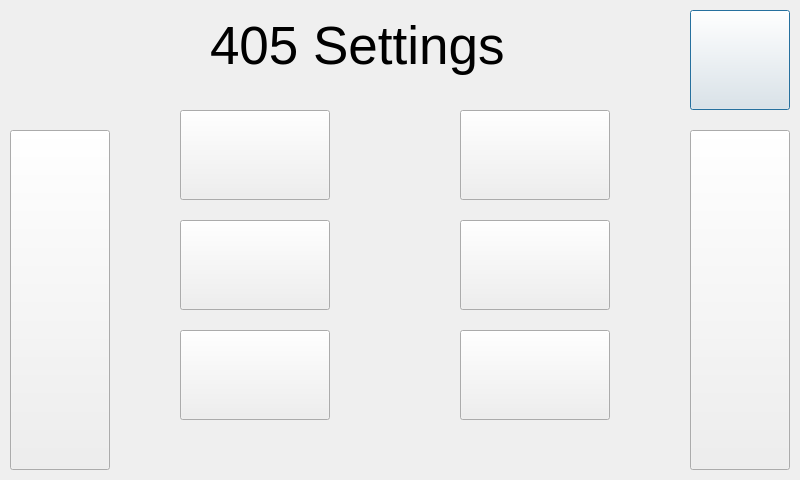
Qt form Settings/405Settings/settings405.ui (kopalatommy/AQSync_UI) before a commit.
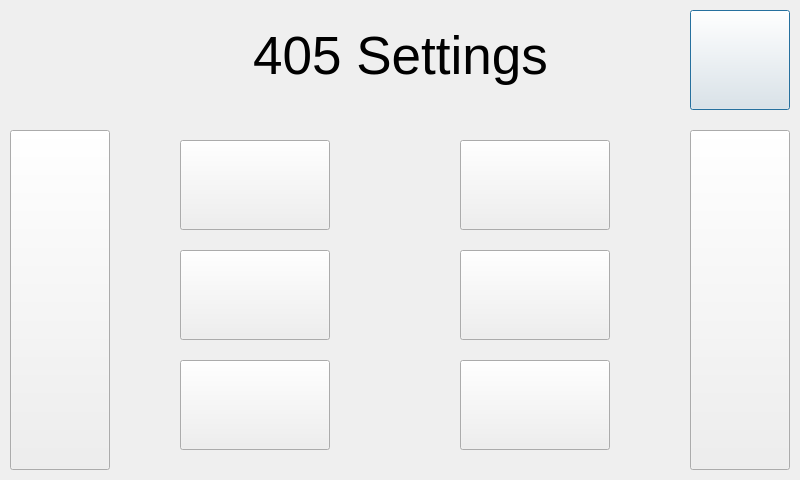
The same form after that commit. Icons and pictures are not drawn.

```diff
--- a/Settings/405Settings/settings405.ui
+++ b/Settings/405Settings/settings405.ui
@@ -63,7 +63,7 @@
    <property name="geometry">
     <rect>
      <x>460</x>
-     <y>110</y>
+     <y>140</y>
      <width>150</width>
      <height>90</height>
     </rect>
@@ -108,10 +108,10 @@
   <widget class="QLabel" name="Main_Settings">
    <property name="geometry">
     <rect>
-     <x>210</x>
-     <y>10</y>
-     <width>421</width>
-     <height>71</height>
+     <x>0</x>
+     <y>0</y>
+     <width>801</width>
+     <height>111</height>
     </rect>
    </property>
    <property name="font">
@@ -122,12 +122,15 @@
    <property name="text">
     <string>405 Settings</string>
    </property>
+   <property name="alignment">
+    <set>Qt::AlignCenter</set>
+   </property>
   </widget>
   <widget class="QPushButton" name="FlowCalibration">
    <property name="geometry">
     <rect>
      <x>180</x>
-     <y>330</y>
+     <y>360</y>
      <width>150</width>
      <height>90</height>
     </rect>
@@ -150,7 +153,7 @@
    <property name="geometry">
     <rect>
      <x>460</x>
-     <y>220</y>
+     <y>250</y>
      <width>150</width>
      <height>90</height>
     </rect>
@@ -173,7 +176,7 @@
    <property name="geometry">
     <rect>
      <x>460</x>
-     <y>330</y>
+     <y>360</y>
      <width>150</width>
      <height>90</height>
     </rect>
@@ -196,7 +199,7 @@
    <property name="geometry">
     <rect>
      <x>180</x>
-     <y>220</y>
+     <y>250</y>
      <width>150</width>
      <height>90</height>
     </rect>
@@ -219,7 +222,7 @@
    <property name="geometry">
     <rect>
      <x>180</x>
-     <y>110</y>
+     <y>140</y>
      <width>150</width>
      <height>90</height>
     </rect>
```
